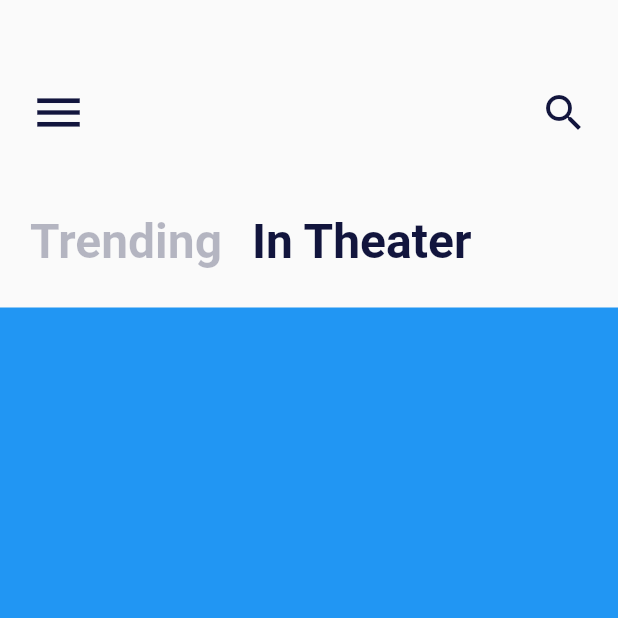
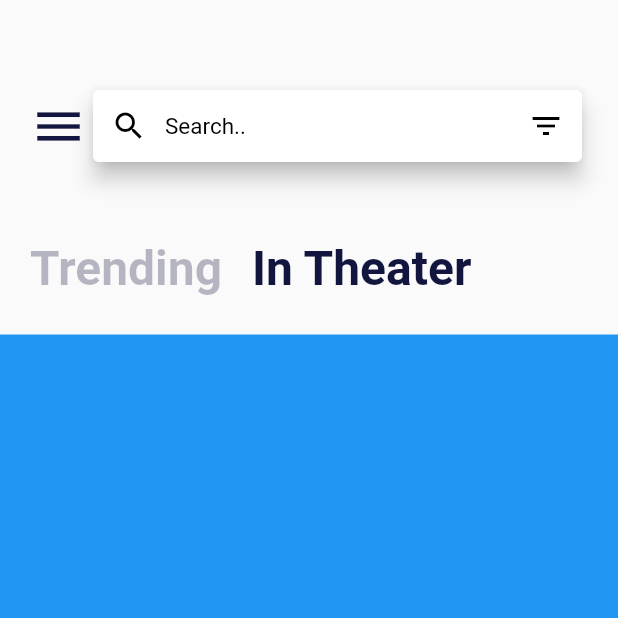
Before and after one commit to kody234/legendary-movie-app, a Flutter app: the screen it shows after launch, after a tap on "In Theater", on a phone screen of 412 x 824 dp, the top half of it. Run offline on Flutter 3.47's test engine with Material 2 defaults, Android fonts, the phone set to English and light mode, and no system bars; network calls fail.

Commit message:
third commit

```diff
--- /dev/null
+++ b/lib/component/search_card.dart
@@ -0,0 +1,88 @@
+import 'package:flutter/material.dart';
+import 'package:movie_app/ui/searched_movies.dart';
+
+class SearchCard extends StatefulWidget {
+  @override
+  State<SearchCard> createState() => _SearchCardState();
+}
+
+class _SearchCardState extends State<SearchCard> {
+  final TextEditingController _searchControl = new TextEditingController();
+
+  @override
+  Widget build(BuildContext context) {
+    return Card(
+      elevation: 6.0,
+      child: Container(
+        decoration: BoxDecoration(
+          color: Colors.white,
+          borderRadius: BorderRadius.all(
+            Radius.circular(5.0),
+          ),
+        ),
+        child: TextField(
+          onEditingComplete: () {
+            Navigator.push(
+                context,
+                MaterialPageRoute(
+                    builder: (_) =>
+                        SearchedMovies(query: _searchControl.text)));
+
+            FocusScope.of(context).unfocus();
+          },
+          style: TextStyle(
+            fontSize: 15.0,
+            color: Colors.black,
+          ),
+          decoration: InputDecoration(
+            contentPadding: EdgeInsets.all(10.0),
+            border: OutlineInputBorder(
+              borderRadius: BorderRadius.circular(5.0),
+              borderSide: BorderSide(
+                color: Colors.white,
+              ),
+            ),
+            enabledBorder: OutlineInputBorder(
+              borderSide: BorderSide(
+                color: Colors.white,
+              ),
+              borderRadius: BorderRadius.circular(5.0),
+            ),
+            hintText: "Search..",
+            prefixIcon: GestureDetector(
+              onTap: () {
+                Navigator.push(
+                    context,
+                    MaterialPageRoute(
+                        builder: (_) =>
+                            SearchedMovies(query: _searchControl.text)));
+                FocusScope.of(context).unfocus();
+              },
+              child: Icon(
+                Icons.search,
+                color: Colors.black,
+              ),
+            ),
+            suffixIcon: Icon(
+              Icons.filter_list,
+              color: Colors.black,
+            ),
+            hintStyle: TextStyle(
+              fontSize: 15.0,
+              color: Colors.black,
+            ),
+          ),
+          maxLines: 1,
+          controller: _searchControl,
+        ),
+      ),
+    );
+  }
+
+  @override
+  void dispose() {
+    // TODO: implement dispose
+    super.dispose();
+    _searchControl;
+  }
+}
--- a/lib/ui/home_page.dart
+++ b/lib/ui/home_page.dart
@@ -1,4 +1,5 @@
 import 'package:flutter/material.dart';
+import 'package:movie_app/component/search_card.dart';
 import 'package:movie_app/component/trending_column.dart';
 
 class HomePage extends StatefulWidget {
@@ -41,17 +42,13 @@ class _HomePageState extends State<HomePage> {
               padding: const EdgeInsets.symmetric(horizontal: 20),
               child: Row(
                 mainAxisAlignment: MainAxisAlignment.spaceBetween,
-                children: const [
+                children: [
                   Icon(
                     Icons.menu,
                     size: 38,
                     color: Color(0xFF12153D),
                   ),
-                  Icon(
-                    Icons.search,
-                    size: 32,
-                    color: Color(0xFF12153D),
-                  )
+                  Expanded(child: SearchCard())
                 ],
               ),
             ),
--- a/pubspec.yaml
+++ b/pubspec.yaml
@@ -36,6 +36,7 @@ dependencies:
   cupertino_icons: ^1.0.2
   provider: ^6.0.2
   http: ^0.13.4
+  cached_network_image: ^3.2.0
 
 dev_dependencies:
   flutter_test:
```
Also changed, not shown: lib/component/cast_grid.dart (+8 -1 lines), lib/data/api_service.dart (+16 -1 lines), lib/ui/searched_movies.dart (added, +84 -0 lines), pubspec.lock.
